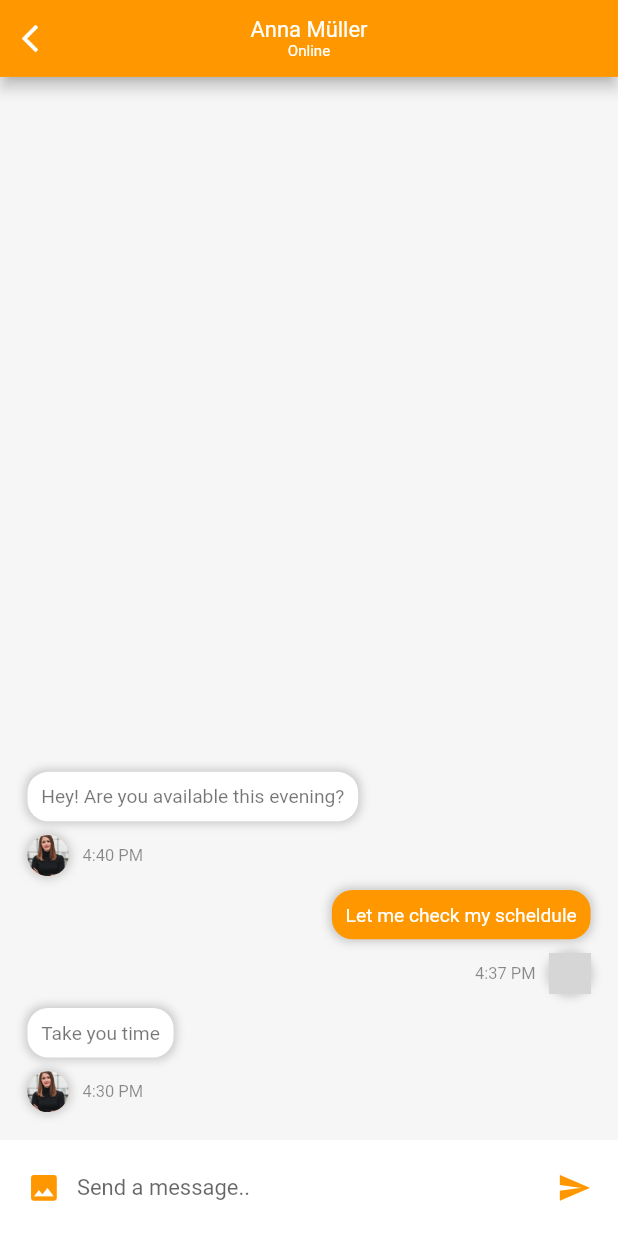
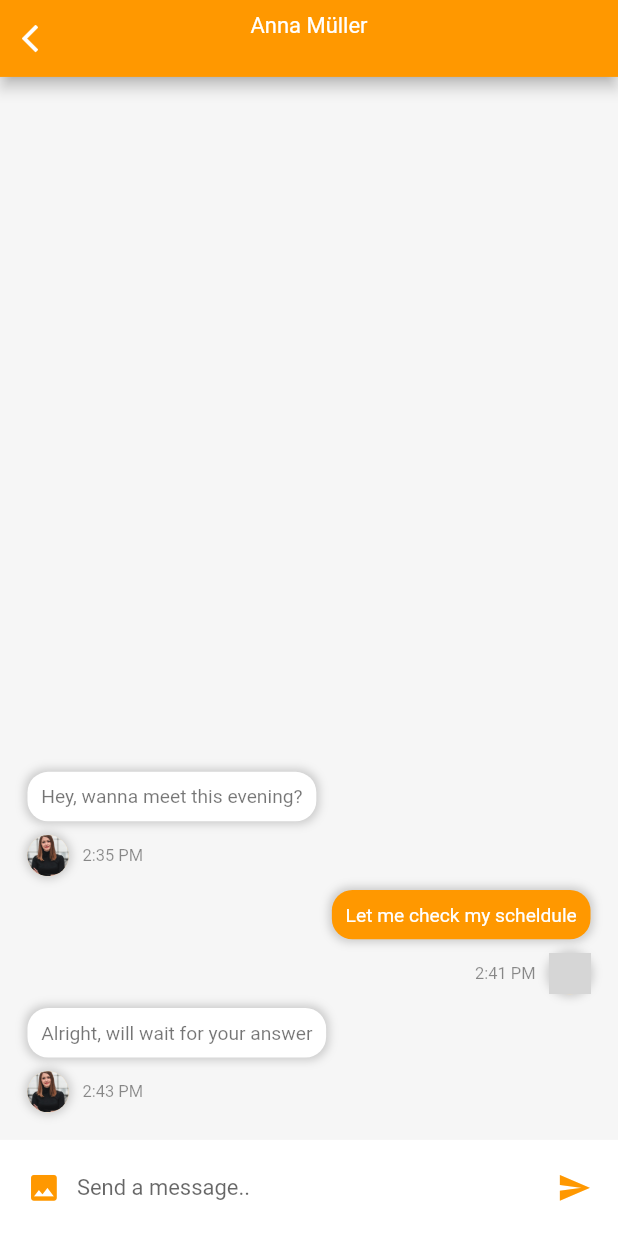
Before and after one commit to samuelNe-Dev/go_mama, a Flutter app: the HomeScreen screen opened directly, after a tap on "Anna Müller", on a phone screen of 412 x 824 dp. Run offline on Flutter 3.47's test engine with Material 2 defaults, Android fonts, the phone set to English and light mode, and no system bars; our stand-ins replace cloud_firestore, firebase_auth, firebase_core, fluttertoast, geolocator, get and 4 more; accounts and stored records are empty; network calls fail; grey boxes are pictures that could not be loaded.

Commit message:
Changed font-size in chatlist + Removed "isOnline

```diff
--- a/lib/chat_screen.dart
+++ b/lib/chat_screen.dart
@@ -201,22 +201,6 @@ class _ChatScreenState extends State<ChatScreen> {
                     fontWeight: FontWeight.w400,
                   )),
               TextSpan(text: '\n'),
-              widget.user.isOnline ?
-              TextSpan(
-                text: 'Online',
-                style: TextStyle(
-                  fontSize: 11,
-                  fontWeight: FontWeight.w400,
-                ),
-              )
-              :
-              TextSpan(
-                text: 'Offline',
-                style: TextStyle(
-                  fontSize: 11,
-                  fontWeight: FontWeight.w400,
-                ),
-              )
             ],
           ),
         ),
--- a/lib/message_model.dart
+++ b/lib/message_model.dart
@@ -15,7 +15,7 @@ class Message {
   });
 }
 
-// EXAMPLE CHATS ON HOME SCREEN
+// example chats of the main user chatting with a person
 List<Message> chats = [
   Message(
     sender: ironMan,
@@ -72,20 +72,20 @@ List<Message> chats = [
 List<Message> messages = [
   Message(
     sender: ironMan,
-    time: '4:30 PM',
-    text: 'Take you time',
+    time: '2:43 PM',
+    text: 'Alright, will wait for your answer',
     unread: true,
   ),
   Message(
     sender: currentUser,
-    time: '4:37 PM',
+    time: '2:41 PM',
     text: 'Let me check my scheldule',
     unread: true,
   ),
   Message(
     sender: ironMan,
-    time: '4:40 PM',
-    text: 'Hey! Are you available this evening?',
+    time: '2:35 PM',
+    text: 'Hey, wanna meet this evening?',
     unread: true,
   )
 ];
--- a/lib/user_model.dart
+++ b/lib/user_model.dart
@@ -2,70 +2,60 @@ class User {
   final int id;
   final String name;
   final String imageUrl;
-  final bool isOnline;
 
   User({
     this.id,
     this.name,
     this.imageUrl,
-    this.isOnline,
   });
 }
 
-// YOU -current user
+// Main User = the current user logged into the App
+// Main User (you)
 final User currentUser = User(
   id: 0,
   name: 'Nick Fury',
   imageUrl: 'images/nick-fury.jpg',
-  isOnline: true,
 );
 
-// USERS
+// The Contacts of the Main User
 final User ironMan = User(
   id: 1,
   name: 'Anna Müller',
   imageUrl: 'images/anna.jpg',
-  isOnline: true,
 );
 final User captainAmerica = User(
   id: 2,
   name: 'Sascha Belzowski ',
   imageUrl: 'images/sascha.jpg',
-  isOnline: true,
 );
 final User hulk = User(
   id: 3,
   name: 'Bella Hadid',
   imageUrl: 'images/bella.jpeg',
-  isOnline: false,
 );
 final User scarletWitch = User(
   id: 4,
   name: 'Angelina jolie',
   imageUrl: 'images/angelina.jpg',
-  isOnline: false,
 );
 final User spiderMan = User(
   id: 5,
   name: 'Alicia Keys',
   imageUrl: 'images/alicia.jpg',
-  isOnline: true,
 );
 final User blackWindow = User(
   id: 6,
   name: 'Öykü Metahan',
   imageUrl: 'images/Öykü.jpg',
-  isOnline: false,
 );
 final User thor = User(
   id: 7,
   name: 'Kim Chung',
   imageUrl: 'images/kim.jpg',
-  isOnline: false,
 );
 final User captainMarvel = User(
   id: 8,
   name: 'Monica Bellucci',
   imageUrl: 'images/monica.jpg',
-  isOnline: false,
 );
```
Also changed, not shown: pubspec.lock.
